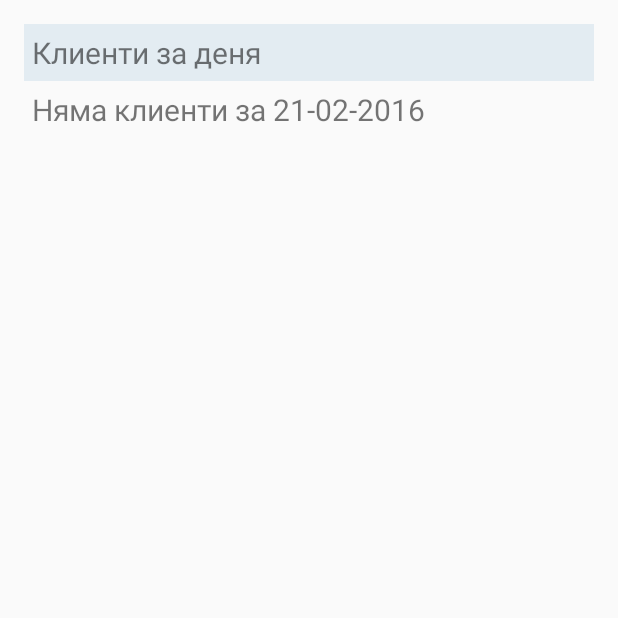
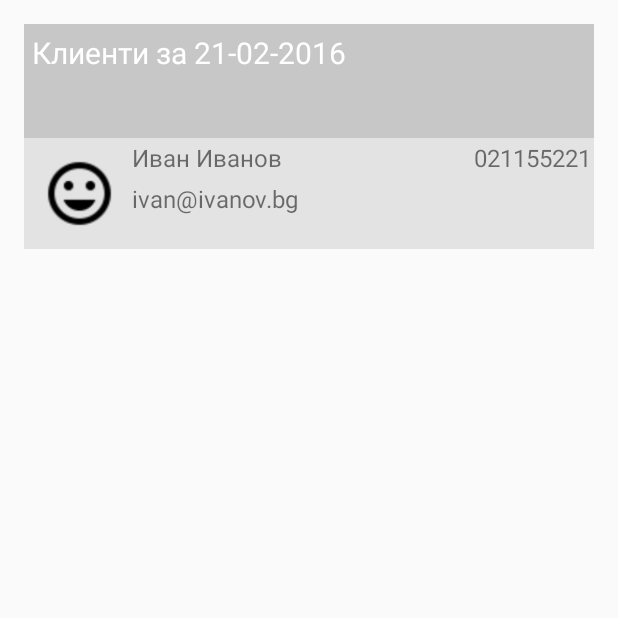
Before and after one commit to BlueberryCo/WorkoutTracker, an Android app: the ClientScheduleActivity screen opened directly, with no data from a screen before it, on a phone screen of 412 x 824 dp, the top half of it. Run offline under Robolectric (Android 15) with nearby library versions, the phone set to English and light mode, and no system bars; 12 statements that could not run were skipped.

Commit message:
Schedulе activity -  дати, за които има тренировки се маркират в календара, попълване на списък за даден избран ден в календара

```diff
--- a/app/src/main/java/blueberryco/database/DatabaseHelper.java
+++ b/app/src/main/java/blueberryco/database/DatabaseHelper.java
@@ -142,18 +142,17 @@ public class DatabaseHelper extends SQLiteOpenHelper {
         int count = 0;
 
         if (res.moveToFirst()) {
-            Log.d("1-> ", " Start insert initial data");
             count = res.getInt(res.getColumnIndex("nb"));
-            Log.d("res.getInt(1)-> ", res.getColumnIndex("nb") + "");
             if (count == 0) {
-                String insertClient1 = "insert into clients values (3,'Иван','Иванов', '19-03-1989 13:01:01',167,60,'021155221','ivan@ivanov.bg',2);";
-                String insertClient2 = "insert into clients values (4,'Мая','Манолова', '15-03-1978 13:01:01',165,55,'0877445588','maq@manolova.bg',2);";
-                String insClientStat1 = "insert into client_stats values (5,3,60,50,20,25,20,35, '20-01-2016 13:01:01');";
-                String insClientStat2 = "insert into client_stats values (6,3,55,25,20,25,20,35,'26-01-2016 13:01:01');";
-                String insWork1 = "insert into client_workout values (5,3,'10-02-2016 13:01:01',1);";
-                String insWork11 = "insert into client_workout values (6,3, '20-02-2016 13:01:01',1);";
-                String insWork2 = "insert into client_workout values (7,4,'21-01-2016 13:01:01',1);";
-                String insWork22 = "insert into client_workout values (8,4,'26-02-2016 13:01:01',1);";
+                Log.d(LOG, " Start insert initial data");
+                String insertClient1 = "insert into clients values (3,'Иван','Иванов', '1989-03-19 13:01:01',167,60,'021155221','ivan@ivanov.bg',2);";
+                String insertClient2 = "insert into clients values (4,'Мая','Манолова', '1978-03-08 13:01:01',165,55,'0877445588','maq@manolova.bg',2);";
+                String insClientStat1 = "insert into client_stats values (5,3,60,50,20,25,20,35, '2016-01-26 13:01:01');";
+                String insClientStat2 = "insert into client_stats values (6,3,55,25,20,25,20,35,'2016-01-20 13:01:01');";
+                String insWork1 = "insert into client_workout values (5,3,'2016-02-20 13:01:01',1);";
+                String insWork11 = "insert into client_workout values (6,3, '2016-02-21 13:01:01',1);";
+                String insWork2 = "insert into client_workout values (7,4,'2016-01-16 13:01:01',1);";
+                String insWork22 = "insert into client_workout values (8,4,'2016-02-26 13:01:01',1);";
                 String insEx1 = "insert into exercises values (9,1,6,'първа тренировка');";
                 String insEx11 = "insert into exercises values (11,6,6,'първа тренировка')";
                 String insEx2 = "insert into exercises values (10,2,7,'първа тренировка');";
@@ -173,22 +172,40 @@ public class DatabaseHelper extends SQLiteOpenHelper {
                 db.execSQL(insSets1);
                 db.execSQL(insSets11);
 
-                Log.d("2-> ", " Finish inserting initial data");
+                Log.d(LOG, " Finish inserting initial data");
             }
         }
-
-
+        db.close();
     }
 
-    public List<Client> getAllClientsWorkoutForDate(String  date) {
+    public List<String> getWorkoutDays() {
         SQLiteDatabase db = this.getReadableDatabase();
-        ;
-//select * from client_workout  join clients  on
-// client_workout.ClientId =clients.Id where client_workout.Date between '20-02-2016 00:00:01' and '20-02-2016 23:01:01'
+        String query = "select distinct date(Date) as dayWO from " + TABLE_CLIENT_WORKOUT;
+        Log.d(LOG, " getWorkoutDays query->" + query);
+        List<String> results = new ArrayList<>();
+
+        Cursor c = db.rawQuery(query, null);
+
+        if (c.moveToFirst()) {
+            do {
+                String result = new String();
+                if (!c.isNull(c.getColumnIndex("dayWO"))) {
+                    result = c.getString(c.getColumnIndex("dayWO"));
+                }
+                results.add(result);
+            } while (c.moveToNext());
+        }
+        db.close();
+        return results;
+    }
+
+    public List<Client> getAllClientsWorkoutForDate(String date) {
+        SQLiteDatabase db = this.getReadableDatabase();
+
         String query = "SELECT * FROM " + TABLE_CLIENTS + " JOIN " + TABLE_CLIENT_WORKOUT
                 + "  ON client_workout.ClientId =clients.Id  WHERE client_workout." +
-                KEY_DATE_CLIENT_WORKOUT + " between '" + date + " 00:00:00' and '" + date+" 23:59:59'";
-        Log.d("query -> ", query);
+                KEY_DATE_CLIENT_WORKOUT + " between '" + date + " 00:00:00' and '" + date + " 23:59:59'";
+        Log.d(LOG, " getAllClientsWorkoutForDate query->" + query);
 
         List<Client> results = new ArrayList<>();
 
@@ -220,7 +237,7 @@ public class DatabaseHelper extends SQLiteOpenHelper {
                 results.add(result);
             } while (c.moveToNext());
         }
-
+        db.close();
         return results;
     }
 
--- a/app/src/main/java/blueberryco/entities/Util.java
+++ b/app/src/main/java/blueberryco/entities/Util.java
@@ -21,7 +21,7 @@ public final class Util {
 
 
     public static final String DATE_FORMAT = "dd-MM-yyyy";
-    public static final String DATE_TIME_FORMAT = "dd-MM-yyyy HH:mm:ss";
+    public static final String DATE_TIME_FORMAT = "yyyy-MM-dd HH:mm:ss";
     public static final String EMPTY_STRING = "";
 
     public static Date parseStringToDate(String input){
--- a/app/src/main/java/blueberryco/workouttracker/CalendarView.java
+++ b/app/src/main/java/blueberryco/workouttracker/CalendarView.java
@@ -5,6 +5,7 @@ import android.content.res.TypedArray;
 import android.graphics.Color;
 import android.graphics.Typeface;
 import android.util.AttributeSet;
+import android.util.Log;
 import android.view.LayoutInflater;
 import android.view.View;
 import android.view.ViewGroup;
@@ -40,6 +41,8 @@ public class CalendarView extends LinearLayout {
 
     //event handling
     private EventHandler eventHandler = null;
+    HashSet<Date> evDates = new HashSet<>();
+
 
     // internal components
     private LinearLayout header;
@@ -47,6 +50,7 @@ public class CalendarView extends LinearLayout {
     private ImageView btnNext;
     private TextView txtDate;
     private GridView grid;
+    //private int colorForTextView;
 
     // seasons' rainbow
     int[] rainbow = new int[]{
@@ -77,6 +81,7 @@ public class CalendarView extends LinearLayout {
      * Load control xml layout
      */
     private void initControl(Context context, AttributeSet attrs) {
+        Log.d(LOGTAG, " initControl ");
         LayoutInflater inflater = (LayoutInflater) context.getSystemService(Context.LAYOUT_INFLATER_SERVICE);
         inflater.inflate(R.layout.control_calendar, this);
 
@@ -93,8 +98,9 @@ public class CalendarView extends LinearLayout {
         try {
             // try to load provided date format, and fallback to default otherwise
             dateFormat = ta.getString(R.styleable.CalendarView_dateFormat);
-            if (dateFormat == null)
+            if (dateFormat == null) {
                 dateFormat = DATE_FORMAT;
+            }
         } finally {
             ta.recycle();
         }
@@ -147,13 +153,14 @@ public class CalendarView extends LinearLayout {
      * Display dates correctly in grid
      */
     public void updateCalendar() {
-        updateCalendar(null);
+        updateCalendar(evDates);
     }
 
     /**
      * Display dates correctly in grid
      */
     public void updateCalendar(HashSet<Date> events) {
+        evDates = events;
         ArrayList<Date> cells = new ArrayList<>();
         Calendar calendar = (Calendar) currentDate.clone();
 
@@ -168,8 +175,10 @@ public class CalendarView extends LinearLayout {
         while (cells.size() < DAYS_COUNT) {
             cells.add(calendar.getTime());
             calendar.add(Calendar.DAY_OF_MONTH, 1);
+
         }
 
+        Log.d(LOGTAG, " update grid ");
         // update grid
         grid.setAdapter(new CalendarAdapter(getContext(), cells, events));
 
@@ -181,12 +190,19 @@ public class CalendarView extends LinearLayout {
         int month = currentDate.get(Calendar.MONTH);
         int season = monthSeason[month];
         int color = rainbow[season];
+        // colorForTextView = color;
+        header.setBackgroundColor(getResources().getColor(color));
 
-        header.setBackgroundColor(getResources().getColor(color));
+
     }
 
+    // public int getColorForTextView (){
+    //    return  colorForTextView;
+    // }
 
     private class CalendarAdapter extends ArrayAdapter<Date> {
+
+        private static final String LOGTAG = "CalendarAdapter";
         // days with events
         private HashSet<Date> eventDays;
 
@@ -196,6 +212,7 @@ public class CalendarView extends LinearLayout {
         public CalendarAdapter(Context context, ArrayList<Date> days, HashSet<Date> eventDays) {
             super(context, R.layout.control_calendar_day, days);
             this.eventDays = eventDays;
+            Log.d(LOGTAG, " eventDays" + eventDays);
             inflater = LayoutInflater.from(context);
         }
 
@@ -210,7 +227,6 @@ public class CalendarView extends LinearLayout {
             // today
             Date today = new Date();
 
-
             // inflate item if it does not exist yet
             if (view == null)
                 view = inflater.inflate(R.layout.control_calendar_day, parent, false);
@@ -223,7 +239,10 @@ public class CalendarView extends LinearLayout {
                             eventDate.getMonth() == month &&
                             eventDate.getYear() == year) {
                         // mark this day for event
-                        view.setBackgroundResource(R.drawable.reminder);
+                        ((TextView) view).setTypeface(null, Typeface.BOLD);
+                        ((TextView) view).setTextColor(getResources().getColor(R.color.today));
+                        //view.setBackgroundResource(R.drawable.reminder);
+                        view.setBackgroundColor(getResources().getColor(R.color.winter));
                         break;
                     }
                 }
--- a/app/src/main/java/blueberryco/workouttracker/ClientScheduleActivity.java
+++ b/app/src/main/java/blueberryco/workouttracker/ClientScheduleActivity.java
@@ -12,6 +12,7 @@ import android.widget.TextView;
 import android.widget.Toast;
 
 import java.text.DateFormat;
+import java.text.ParseException;
 import java.text.SimpleDateFormat;
 import java.util.ArrayList;
 import java.util.Date;
@@ -24,70 +25,107 @@ import blueberryco.entities.Client;
 
 public class ClientScheduleActivity extends Activity {
 
-    private SimpleDateFormat dateFormatter;
+    private static final String LOGTAG = "ClientScheduleActivity";
+
+    DateFormat df;
+    DateFormat dfDataBase;
+    Date selectedDate;
+
+    ArrayList<Client> alClients;
+    List<String> evDates;
+    List<Client> lClients;
+
     ListView dataList;
-    ArrayList<Client> alClients;
-    DateFormat df = new SimpleDateFormat("dd-MM-yyyy", Locale.ENGLISH);
-    Date selectedDate;
-    TextView emptyClientList ;
+    TextView emptyClientList;
+    TextView tvDayWorkout;
+    CalendarView cv;
+
+    DatabaseHelper db;
+    CustomAdapterClients adapter;
+
 
     @Override
     protected void onCreate(Bundle savedInstanceState) {
         super.onCreate(savedInstanceState);
         setContentView(R.layout.activity_clients_schedule);
-        dataList = (ListView) findViewById(R.id.lvClientsCal);
-        emptyClientList = (TextView) findViewById(R.id.tvNoClientsForDay);
+
+        assignUiElements();
+        getWODays();
+
+    }
+
+    private void getWODays() {
         HashSet<Date> events = new HashSet<>();
-        events.add(new Date());
+        evDates = db.getWorkoutDays();
+        Log.d(LOGTAG, " Dates from db " + events);
 
-        CalendarView cv = ((CalendarView) findViewById(R.id.calendar_view));
+        for (String stringDate : evDates) {
+            Date eventDate = null;
+            try {
+                eventDate = df.parse(stringDate);
+            } catch (ParseException e) {
+                e.printStackTrace();
+            }
+            Log.d(LOGTAG, " eventDate " + eventDate);
+            events.add(eventDate);
+        }
+
         cv.updateCalendar(events);
         Date today = new Date(System.currentTimeMillis());
+
+        //fill textview for clients for selected day
         loadClientForDay(today);
+
         // assign event handler
         cv.setEventHandler(new CalendarView.EventHandler() {
             @Override
             public void onDayLongPress(Date date) {
-                // show returned day ---> tuk chete ot bazata za izbranq den
+                // show returned day ---> za tozi den chetem ot bazata
                 selectedDate = date;
                 Toast.makeText(ClientScheduleActivity.this, df.format(date) + " eto tuka ima ama mnogo rabota :)", Toast.LENGTH_SHORT).show();
-
                 loadClientForDay(selectedDate);
             }
         });
 
     }
 
+    private void assignUiElements() {
+        db = new DatabaseHelper(getApplicationContext());
+        df = new SimpleDateFormat("yyyy-MM-dd", Locale.ENGLISH);
+        dfDataBase = new SimpleDateFormat("dd-MM-yyyy", Locale.ENGLISH);
+
+        dataList = (ListView) findViewById(R.id.lvClientsCal);
+        emptyClientList = (TextView) findViewById(R.id.tvNoClientsForDay);
+        tvDayWorkout = (TextView) findViewById(R.id.tvDayWorkout);
+        cv = ((CalendarView) findViewById(R.id.calendar_view));
+    }
 
     public void loadClientForDay(Date date) {
 
-        DatabaseHelper db = new DatabaseHelper(getApplicationContext());
-        CustomAdapterClients adapter;
-        Log.d("to format date-> ", date + "");
+        Log.d(LOGTAG, "formatirane yyyy-MM-dd " + date);
         String dat = df.format(date);
-        Log.d("date-> ", dat + "");
-        List<Client> lClients = db.getAllClientsWorkoutForDate(dat);
+
+        Log.d(LOGTAG, " " + dat);
+        // klienti za tazi data
+        lClients = db.getAllClientsWorkoutForDate(dat);
+        tvDayWorkout.setText("Клиенти за " + dfDataBase.format(date));
+
         if (lClients != null && lClients.size() != 0) {
-            Log.d("lClients  ", lClients.get(0).getFirstName());
             emptyClientList.setText("");
             alClients = new ArrayList<Client>();
 
             for (Client cn : lClients) {
                 String log = "ID:" + cn.getId() + " Name: " + cn.getFirstName()
                         + " ,LastName: " + cn.getLastName();
-
-
-                Log.d("Result: ", log);
+                Log.d(LOGTAG, "Result: " + log);
                 alClients.add(cn);
 
             }
 
             adapter = new CustomAdapterClients(ClientScheduleActivity.this,
                     alClients);
-
             dataList.setAdapter(adapter);
-
-
+            //tuk logika za zarejdane na profil samo za edin klient
             dataList.setOnItemClickListener(new AdapterView.OnItemClickListener() {
                                                 @Override
                                                 public void onItemClick(AdapterView<?> parent, View view, int position,
@@ -98,18 +136,17 @@ public class ClientScheduleActivity extends Activity {
                                                             Toast.LENGTH_SHORT).show();
                                                 }
                                             }
-
             );
 
         } else {
-            String log = "Няма клиенти за " + dat;
+            String log = "Няма клиенти";
             emptyClientList.setText(log);
+
             alClients = new ArrayList<Client>();
             adapter = new CustomAdapterClients(ClientScheduleActivity.this,
                     alClients);
-
             dataList.setAdapter(adapter);
-            Log.d("Result: ", log);
+            Log.d(LOGTAG, "nqma klineti za tozi den " + log);
         }
     }
 
--- a/app/src/main/res/layout/activity_clients_schedule.xml
+++ b/app/src/main/res/layout/activity_clients_schedule.xml
@@ -20,19 +20,24 @@
         android:layout_width="fill_parent"
         android:layout_height="wrap_content"
         android:layout_alignParentTop="true"
-        android:background="@color/winter"
+        android:layout_centerHorizontal="true"
+        android:background="@color/greyed_out"
         android:padding="5dp"
-        android:layout_centerHorizontal="true"
-        android:text="Клиенти за деня"
+        android:textColor="#ffffff"
+
         android:textSize="20sp" />
+
     <TextView
         android:id="@+id/tvNoClientsForDay"
         android:layout_width="fill_parent"
         android:layout_height="wrap_content"
         android:layout_alignParentTop="true"
+        android:layout_centerHorizontal="true"
+        android:background="@color/greyed_out"
         android:padding="5dp"
-        android:layout_centerHorizontal="true"
+        android:textColor="#ffffff"
         android:textSize="20sp" />
+
     <ListView
         android:id="@+id/lvClientsCal"
         android:layout_width="match_parent"
```
Also changed, not shown: app/src/main/java/blueberryco/workouttracker/ClientsActivity.java (+22 -17 lines).
